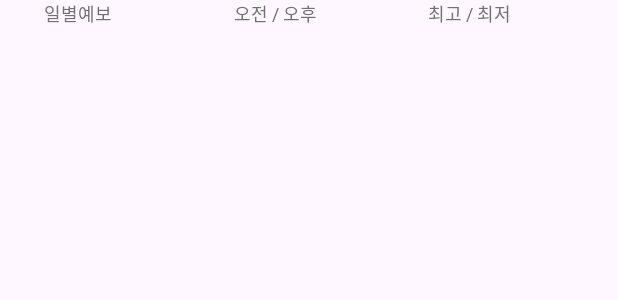
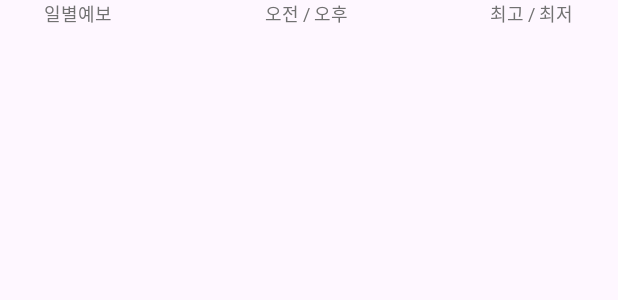
Before and after one commit to TeamShortWeather/ShortWeather-AOS, an Android app: the layout item_weekly_weather_header.xml on its own in the app's theme, with its tools: preview values and no code run, on a phone screen of 412 x 824 dp. Shown: the top 300 px of the screen. Run offline under Robolectric (Android 15) with nearby library versions, the phone set to English and light mode, and no system bars.

Commit message:
[ui] #21 주간 날씨 화면 item layout header ui 개선

```diff
--- a/app/src/main/res/layout/item_weekly_weather_header.xml
+++ b/app/src/main/res/layout/item_weekly_weather_header.xml
@@ -8,13 +8,14 @@
 
     <androidx.constraintlayout.widget.ConstraintLayout
         android:layout_width="match_parent"
-        android:layout_height="wrap_content">
+        android:layout_height="wrap_content"
+        android:layout_marginStart="29dp"
+        android:layout_marginEnd="30dp">
 
         <TextView
             android:id="@+id/weekly_weather_header_day"
             android:layout_width="0dp"
             android:layout_height="wrap_content"
-            android:layout_marginStart="29dp"
             android:text="@string/weekly_weather_header_day"
             android:textAppearance="@style/TextAppearance.ShortWeather.Caption1"
             android:textColor="@color/short_weather_gray_7"
@@ -25,22 +26,23 @@
             android:id="@+id/weekly_weather_header_time"
             android:layout_width="0dp"
             android:layout_height="wrap_content"
-            android:layout_marginStart="81dp"
+            android:layout_marginStart="7dp"
+            android:gravity="center"
             android:text="@string/weekly_weather_header_time"
             android:textAppearance="@style/TextAppearance.ShortWeather.Caption1"
             android:textColor="@color/short_weather_gray_7"
+            app:layout_constraintEnd_toStartOf="@+id/weekly_weather_header_temperature"
             app:layout_constraintStart_toEndOf="@+id/weekly_weather_header_day"
-            app:layout_constraintTop_toTopOf="@+id/weekly_weather_header_day" />
+            app:layout_constraintTop_toTopOf="parent" />
 
         <TextView
             android:id="@+id/weekly_weather_header_temperature"
             android:layout_width="0dp"
             android:layout_height="wrap_content"
-            android:layout_marginStart="74dp"
             android:text="@string/weekly_weather_header_temperature"
             android:textAppearance="@style/TextAppearance.ShortWeather.Caption1"
             android:textColor="@color/short_weather_gray_7"
-            app:layout_constraintStart_toEndOf="@id/weekly_weather_header_time"
+            app:layout_constraintEnd_toEndOf="parent"
             app:layout_constraintTop_toTopOf="@id/weekly_weather_header_time" />
 
     </androidx.constraintlayout.widget.ConstraintLayout>
```
